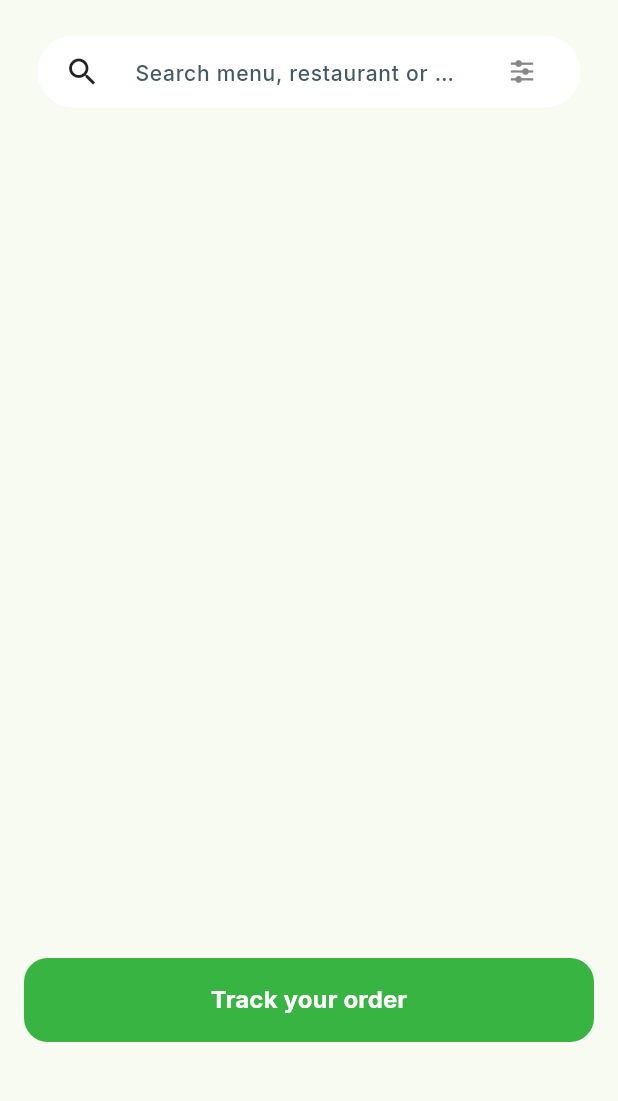
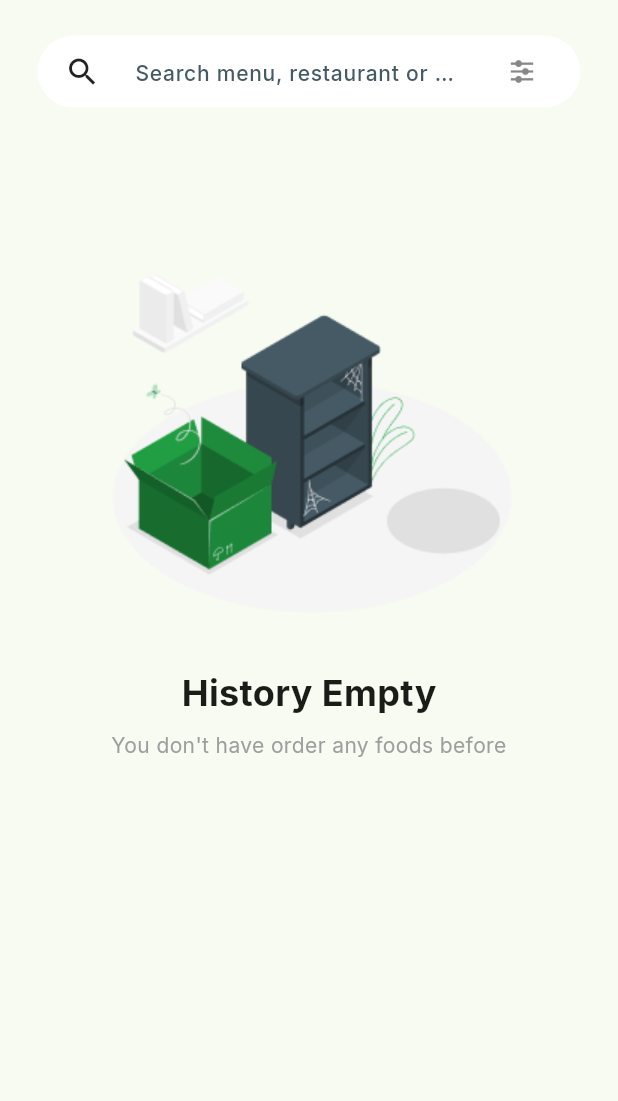
Before and after one commit to AhmadSarbal02/FoodTek, a Flutter app: the HistoryScreen screen opened directly, on a phone screen of 412 x 824 dp, the part 134-1235 px from its top. Run offline on Flutter 3.47's test engine with Material 3 defaults, Android fonts, the phone set to English and light mode, and no system bars; our stand-ins replace bloc, carousel_slider, equatable, flutter_bloc, flutter_otp_text_field, flutter_rating_bar and 7 more; accounts and stored records are empty.

Commit message:
add the tracking page and the order details page , and chat

```diff
--- a/lib/view/screen/main_screens/cart/checkout/order_success_screen.dart
+++ b/lib/view/screen/main_screens/cart/checkout/order_success_screen.dart
@@ -1,6 +1,8 @@
 import 'package:flutter/material.dart';
 import 'package:foodtek/view/screen/main_screens/main_page.dart';
 import 'package:foodtek/view/widgets/auth/foodtek_button.dart';
+
+import '../../history/order_details_page.dart';
 
 class OrderSuccessScreen extends StatelessWidget {
   const OrderSuccessScreen({super.key});
@@ -60,7 +62,7 @@ class OrderSuccessScreen extends StatelessWidget {
               onPressed: () {
                 Navigator.pushReplacement(
                   context,
-                  MaterialPageRoute(builder: (context) => MainPage()),
+                  MaterialPageRoute(builder: (context) => OrderDetailsPage()),
                 );
               },
             ),
--- a/lib/view/screen/main_screens/history/history_screen.dart
+++ b/lib/view/screen/main_screens/history/history_screen.dart
@@ -2,14 +2,17 @@ import 'package:flutter/material.dart';
 import 'package:foodtek/view/widgets/auth/foodtek_button.dart';
 import 'package:foodtek/view/widgets/main_page_widgets/location_notification_srearch.dart';
 
+import '../../../widgets/cart/empty_cart-widget.dart';
 import 'order_details_page.dart';
 
 class HistoryScreen extends StatelessWidget {
-  const HistoryScreen({super.key});
+  bool locationBar = true;
+
+  HistoryScreen({super.key, required this.locationBar});
 
   @override
   Widget build(BuildContext context) {
-    return  Scaffold(
+    return Scaffold(
       body: Stack(
         children: [
           // Background content
@@ -17,32 +20,34 @@ class HistoryScreen extends StatelessWidget {
             padding: const EdgeInsets.all(5.0),
             child: Column(
               children: [
-                SizedBox(height: 20,),
+                SizedBox(height: 20),
                 LocationNotificationSrearch(showSearchBar: true),
                 const SizedBox(height: 15),
                 // Your other content goes here...
               ],
             ),
           ),
-
+          EmptyCartwidget(
+            title: 'History Empty',
+            subtitle: "You don't have order any foods before",
+          ),
           // Bottom Button
-          Positioned(
-            bottom: 40,
-            left: 16,
-            right: 16,
-            child: FoodtekButton(
-              text: "Track your order",
-              onPressed: () {
-                Navigator.push(
-                  context,
-                  MaterialPageRoute(builder: (context) => OrderDetailsPage()),
-                );
-              },
-            ),
-          ),
+          // Positioned(
+          //   bottom: 40,
+          //   left: 16,
+          //   right: 16,
+          //   child: FoodtekButton(
+          //     text: "Track your order",
+          //     onPressed: () {
+          //       Navigator.push(
+          //         context,
+          //         MaterialPageRoute(builder: (context) => OrderDetailsPage()),
+          //       );
+          //     },
+          //   ),
+          // ),
         ],
       ),
     );
-
   }
 }
--- a/pubspec.yaml
+++ b/pubspec.yaml
@@ -47,6 +47,7 @@ dependencies:
   equatable: ^2.0.7
   image_picker: ^1.1.2
   google_maps_flutter: ^2.12.1
+  bloc: ^9.0.0
 
 dev_dependencies:
   flutter_test:
@@ -81,6 +82,7 @@ flutter:
      - assets/images/mainPage/home_page_images/top_list_images/
      - assets/images/mainPage/home_page_images/top_rated_list_images/
      - assets/images/mainPage/location/
+     - assets/images/mainPage/checkout/
   #   - images/a_dot_ham.jpeg
 
   # An image asset can refer to one or more resolution-specific "variants", see
```
Also changed, not shown: pubspec.lock.
